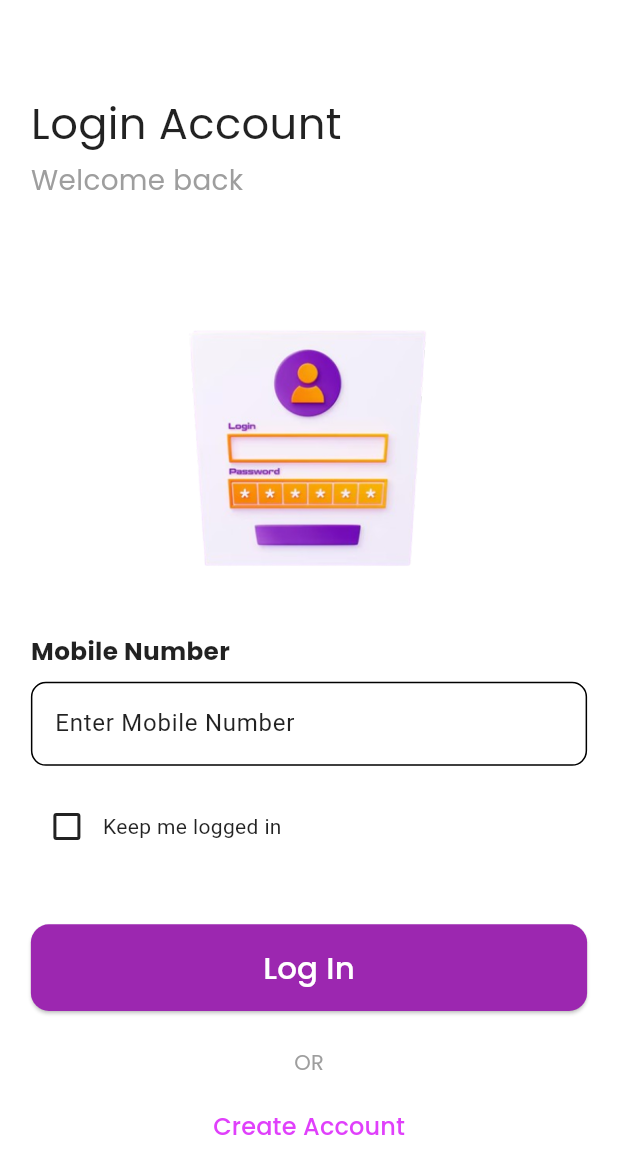
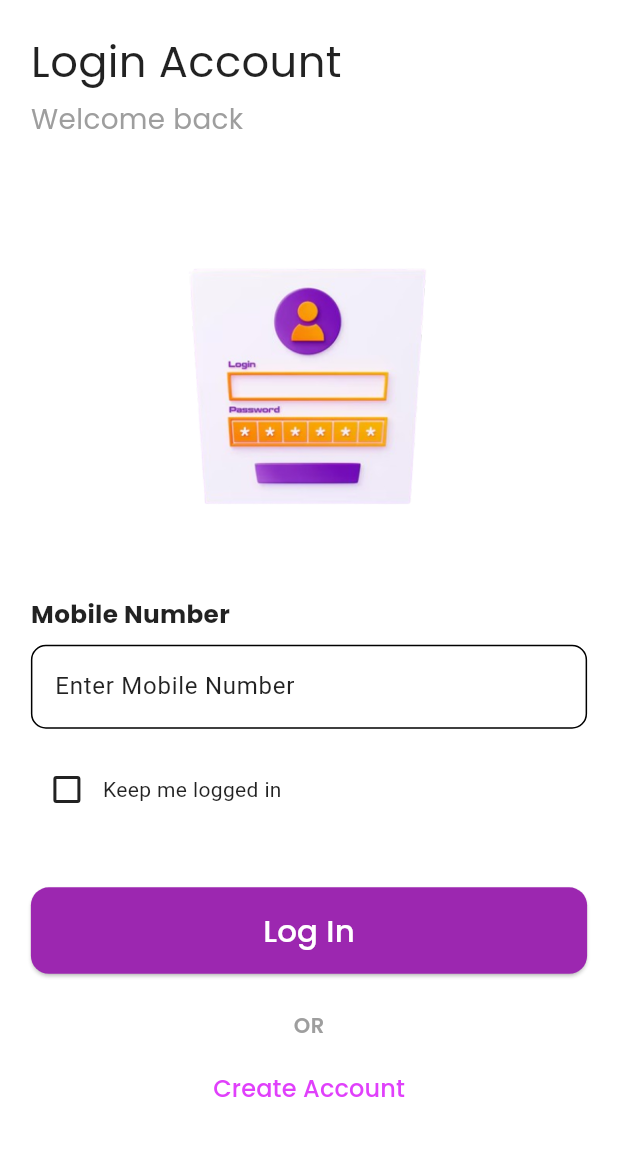
Before and after one commit to sitpune2021/Secure-Me-Android, a Flutter app: the screen it shows after launch, on a phone screen of 412 x 824 dp. Shown: the top 1174 px of the screen. Run offline on Flutter 3.47's test engine with Material 3 defaults, Android fonts, the phone set to English and light mode, and no system bars; our stand-ins replace get, google_fonts, pinput.

Commit message:
new changes

```diff
--- a/lib/view/login_view/login_view.dart
+++ b/lib/view/login_view/login_view.dart
@@ -15,26 +15,33 @@ class LoginView extends StatefulWidget {
 
 class _LoginViewState extends State<LoginView> {
   final LoginController controller = Get.put(LoginController());
-
   final TextEditingController mobileController = TextEditingController();
 
   @override
   Widget build(BuildContext context) {
     return Scaffold(
+      resizeToAvoidBottomInset:
+          true, // allows UI to move up when keyboard opens
       body: SafeArea(
+        child: LayoutBuilder(
+          builder: (context, constraints) {
+            return SingleChildScrollView(
+              physics: ClampingScrollPhysics(), // scroll only if needed
+              child: ConstrainedBox(
+                constraints: BoxConstraints(minHeight: constraints.maxHeight),
+                child: IntrinsicHeight(
                   child: Padding(
-          padding: EdgeInsets.all(Get.width * 0.05), // responsive padding
-          child: SingleChildScrollView(
+                    padding: EdgeInsets.symmetric(horizontal: Get.width * 0.05),
                     child: Column(
                       crossAxisAlignment: CrossAxisAlignment.start,
                       children: [
-                SizedBox(height: Get.height * 0.05),
+                        SizedBox(height: Get.height * 0.025),
 
+                        // Title
                         Text(
                           "Login Account",
                           style: GoogleFonts.poppins(
                             fontSize: Get.width * 0.07,
-                    //fontWeight: FontWeight.bold,
                           ),
                         ),
                         SizedBox(height: Get.height * 0.005),
@@ -48,13 +55,19 @@ class _LoginViewState extends State<LoginView> {
                         ),
 
                         SizedBox(height: Get.height * 0.05),
+
+                        // Login Image
                         Center(
                           child: Image.asset(
                             'assets/images/login.png',
-                    height: Get.height * .3,
-                    width: Get.width * .4,
+                            height: Get.height * 0.3,
+                            width: Get.width * 0.4,
                           ),
                         ),
+
+                        SizedBox(height: Get.height * 0.02),
+
+                        // Mobile Number Label
                         Text(
                           "Mobile Number",
                           style: GoogleFonts.poppins(
@@ -64,12 +77,13 @@ class _LoginViewState extends State<LoginView> {
                         ),
                         SizedBox(height: Get.height * 0.01),
 
+                        // Mobile TextField
                         TextField(
                           controller: mobileController,
                           keyboardType: TextInputType.phone,
                           inputFormatters: [
-                    FilteringTextInputFormatter.digitsOnly, // only numbers
-                    LengthLimitingTextInputFormatter(10), // max 10 digits
+                            FilteringTextInputFormatter.digitsOnly,
+                            LengthLimitingTextInputFormatter(10),
                           ],
                           decoration: InputDecoration(
                             hintText: "Enter Mobile Number",
@@ -79,16 +93,14 @@ class _LoginViewState extends State<LoginView> {
                           ),
                           onChanged: (val) {
                             controller.mobileNumber.value = val;
-
-                    // auto close keyboard when 10 digits entered
-                    if (val.length == 10) {
+                            if (val.length == 10)
                               FocusScope.of(context).unfocus();
-                    }
                           },
                         ),
 
                         SizedBox(height: Get.height * 0.02),
 
+                        // Keep me logged in checkbox
                         Obx(
                           () => Row(
                             children: [
@@ -103,6 +115,7 @@ class _LoginViewState extends State<LoginView> {
 
                         SizedBox(height: Get.height * 0.05),
 
+                        // Login Button
                         SizedBox(
                           width: double.infinity,
                           height: Get.height * 0.07,
@@ -135,17 +148,24 @@ class _LoginViewState extends State<LoginView> {
                             ),
                           ),
                         ),
-                SizedBox(height: Get.height * .03),
+
+                        SizedBox(height: Get.height * 0.03),
+
+                        // OR separator
                         Center(
                           child: Text(
                             'OR',
                             style: GoogleFonts.poppins(
                               fontSize: 14,
                               color: Colors.grey,
+                              fontWeight: FontWeight.w600,
                             ),
                           ),
                         ),
-                SizedBox(height: Get.height * .01),
+
+                        SizedBox(height: Get.height * 0.01),
+
+                        // Create Account Button
                         Center(
                           child: TextButton(
                             onPressed: () {
@@ -160,11 +180,17 @@ class _LoginViewState extends State<LoginView> {
                             ),
                           ),
                         ),
+
+                        Spacer(), // pushes bottom content up
                       ],
                     ),
                   ),
                 ),
               ),
             );
+          },
+        ),
+      ),
+    );
   }
 }
```
Also changed, not shown: lib/view/home_view/home_view.dart (+10 -17 lines), 3 other files. Lines whose indentation alone changed are shown as unchanged.
